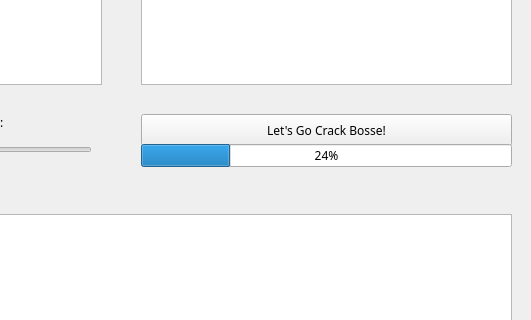
First picture: the form in forms/mainwindow.ui, repository simonthorell/hash-bosse-cat, before the edit; both pictures show x 269 to 800 and y 166 to 486 of the 800 by 634 pixel window.
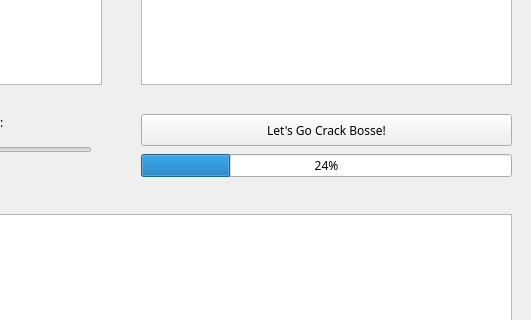
Second picture: the form after the edit. Icons and pictures are not drawn.

```diff
--- a/forms/mainwindow.ui
+++ b/forms/mainwindow.ui
@@ -114,7 +114,7 @@
     <property name="geometry">
      <rect>
       <x>410</x>
-      <y>310</y>
+      <y>320</y>
       <width>371</width>
       <height>23</height>
      </rect>
```
